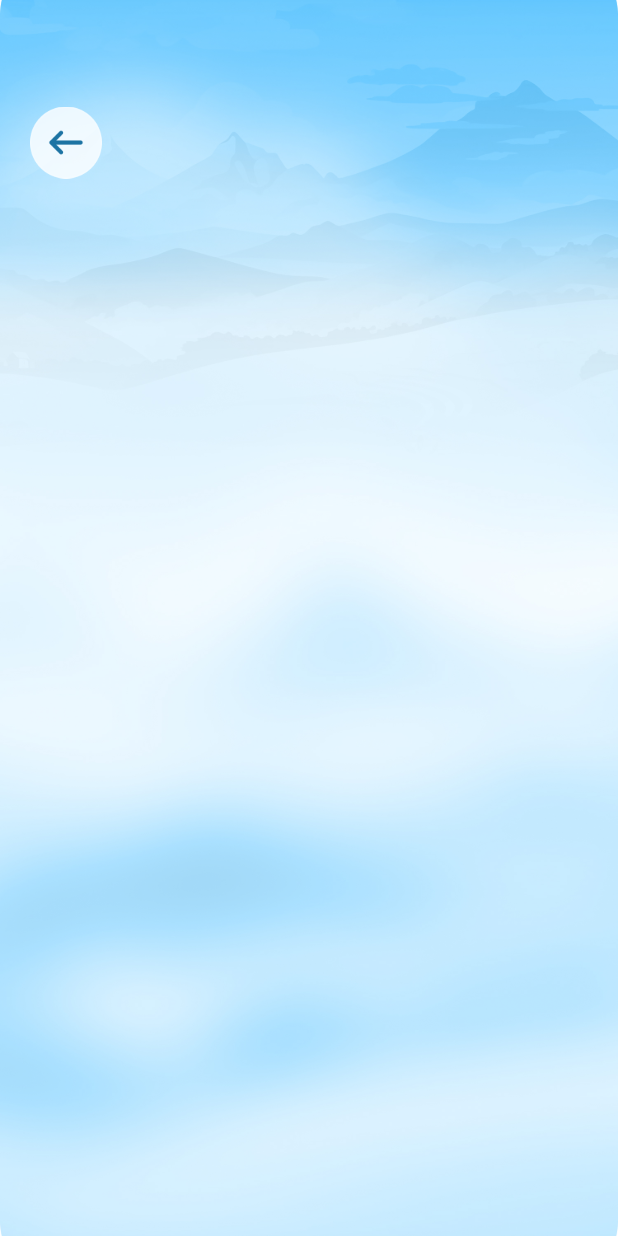
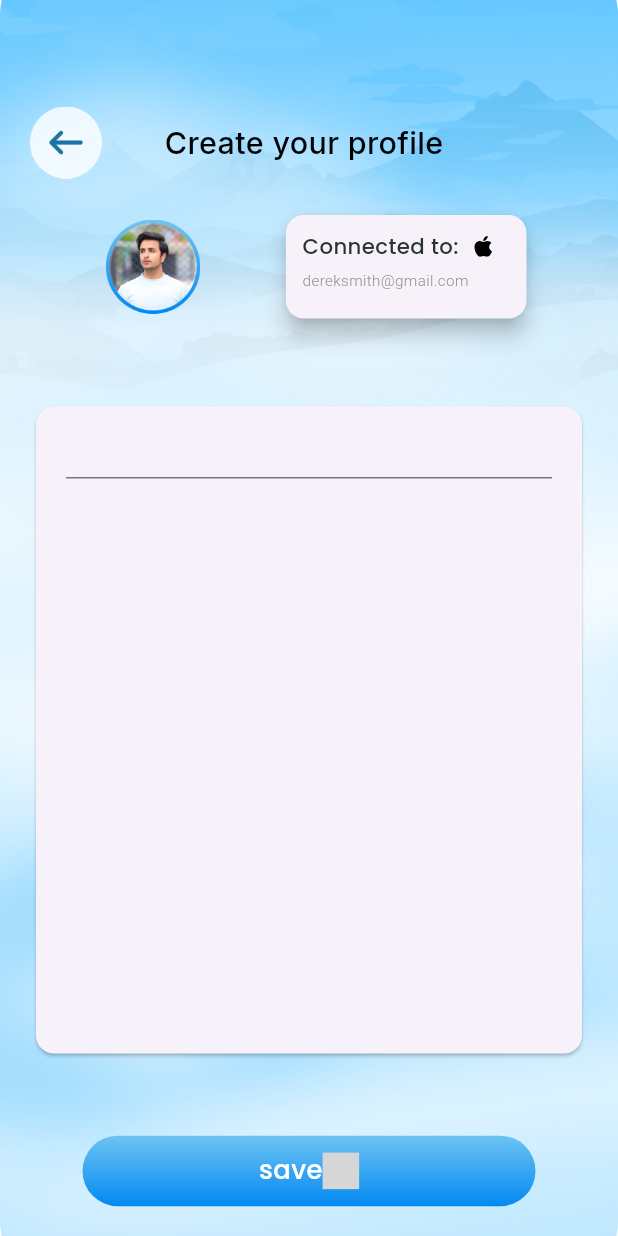
Before and after one commit to fahimmehemmod2005/Map, a Flutter app: the UserCreateView screen opened by its route, on a phone screen of 412 x 824 dp. Run offline on Flutter 3.47's test engine with Material 3 defaults, Android fonts, the phone set to English and light mode, and no system bars; our stand-ins replace flutter_screenutil, flutter_svg, get, google_fonts, pin_code_fields; grey boxes are pictures that could not be loaded.

Commit message:
start card

```diff
--- a/lib/app/modules/user_create/views/user_create_view.dart
+++ b/lib/app/modules/user_create/views/user_create_view.dart
@@ -2,11 +2,15 @@ import 'package:flutter/material.dart';
 import 'package:flutter_screenutil/flutter_screenutil.dart';
 
 import 'package:get/get.dart';
+import 'package:get/get_connect/http/src/utils/utils.dart';
 import 'package:map/app/modules/main_screen/views/widgets/custom_svg/custom_svg.dart';
 import 'package:map/common/custom_padding/padding.dart';
 import 'package:map/common/custom_scaffold/scaffold.dart';
+import 'package:map/common/widget/custom_botton/custom_elevated_button.dart';
 import 'package:map/utils/pictures/icons/icons.dart';
 import 'package:map/utils/pictures/images/images.dart';
+import 'package:map/utils/styles/styles.dart';
+import 'package:map/utils/text/text.dart';
 
 import '../controllers/user_create_controller.dart';
 
@@ -22,14 +26,99 @@ class UserCreateView extends GetView<UserCreateController> {
 
             SizedBox(height: 70.h),
 
-            //___________________back button__________________
+            //_____________ backButton and title_____________
 
-            Align(
-              alignment: Alignment.topLeft, child: GestureDetector(
-                onTap: () => Get.back(), child: Image.asset(
-                    UIcons.backButton, height: 48, width: 48),),),
+            Row(
+              children: [
+
+                //___________________back button__________________
+
+                Align(
+                  alignment: Alignment.topLeft, child: GestureDetector(
+                    onTap: () => Get.back(), child: Image.asset(
+                        UIcons.backButton, height: 48, width: 48),),),
+
+                SizedBox(width: 38.w),
+
+                //__________________ Title _________________
+
+                Text(UText.createUserTitle,style: UTextStyles.title20_500w(color: Color(0xff000000)),)
+              ],
+            ),
+
+            SizedBox(height: 20.h,),
+
+            //____________ Profile picture and Email card ____________________
+
+            Padding(
+              padding: EdgeInsets.only(left: 48.0,right: 37.0),
+              child: Row(children: [
+
+                //________________ Profile picture _______________
+
+                GestureDetector(child: Image.asset(UImages.userProfilePicture,
+                  height: 62.h,width: 62.w,),onTap: (){},),
+
+                Spacer(),
+
+                //______________ Email Card __________________
+
+                Card(
+                  elevation: 6,
+                  semanticContainer: true,
+                  child: Container(
+                    height: 68.h,
+                    width: 146.w,
+                    child: Padding(
+                      padding: const EdgeInsets.all(11.0),
+                      child: Column(crossAxisAlignment: CrossAxisAlignment.start,
+                        children: [
+                          Row(
+                            children: [
+                              Text(UText.createUserContainerTextOne,style: UTextStyles.title11_500w(color: Color(0xff273430)),),
+                              SizedBox(width: 8.w),
+                              CustomSvg(imagePath: UIcons.smApple,height: 13.85.h,width: 13.85.w,)
+                            ],
+                          ),
+                          SizedBox(height: 5.h,),
+                          Text(UText.createUserContainerEmail,style: UTextStyles.title10_500w(color: Color(0xff949494)),),
+                        ],
+                      ),
+                    ),
+                  ),
+                ),
+              ],),
+            ),
+
+            SizedBox(height: 50.h),
+
+            //___________________ Input Field Card_________________
+
+            Card(
+              semanticContainer: true,
+              child: Container(
+                height: 425.h, width: double.infinity,
+                child: Padding(padding: UPadding.screenPadding,
+                  child: Column(
+                    children: [
+                      TextFormField(
+
+                      ),
+                    ],
+                  ),
+                ),
+              ),
+            ),
+
+            SizedBox(height: 50.h),
+
+            //________________ Button __________________
 
 
+            Padding(
+              padding: EdgeInsets.symmetric(horizontal: 35.0),
+              child: CustomElevatedButton(text: UText.createUserButtonText,textStyle: UTextStyles.title17_500w(color: Color(0xffFFFFFF)) ,onPressed: (){}),
+            )
           ],
         ),
       )),
--- a/lib/utils/pictures/icons/icons.dart
+++ b/lib/utils/pictures/icons/icons.dart
@@ -6,6 +6,7 @@ class UIcons {
   static const String facebookIcon= 'assets/icons/facebook.svg';
   static const String googleIcon= 'assets/icons/google.svg';
   static const String appleIcon= 'assets/icons/apple.svg';
+  static const String emailContainer='assets/icons/connected to.svg';
 
   // Splash screen icons
   static const String backButton= 'assets/icons/Back-button.png';
@@ -21,4 +22,7 @@ class UIcons {
   static const String createAccountPrefixPassIcon ="assets/icons/lock.svg";
   static const String createAccountPrefixRePassIcon ="assets/icons/lock.svg";
   static const String createAccountSuffixVisibilityOffIcon ="assets/icons/visibility_of.svg";
+
+  //User Create
+  static const String smApple ="assets/icons/sm_apple.svg";
 }
--- a/lib/utils/pictures/images/images.dart
+++ b/lib/utils/pictures/images/images.dart
@@ -2,4 +2,5 @@ class UImages {
   UImages._();
   static const String scaffoldImage = 'assets/images/scaffold_image.jpg';
   static const String scaffoldImageSecond = 'assets/images/scaffold_image1.jpg';
+  static const String userProfilePicture = 'assets/user/profile.png';
 }
--- a/lib/utils/styles/styles.dart
+++ b/lib/utils/styles/styles.dart
@@ -13,8 +13,10 @@ class UTextStyles{
   static TextStyle title14_400w({Color? color}) => GoogleFonts.inter(fontSize: 14.sp, fontWeight: FontWeight.w400, color: color);
   static TextStyle title12_400w({Color? color}) => GoogleFonts.poppins(fontSize: 12.sp, fontWeight: FontWeight.w400, color: color);
   static TextStyle title14_500w({Color? color}) => GoogleFonts.poppins(fontSize: 14.sp, fontWeight: FontWeight.w500, color: color);
+  static TextStyle title11_500w({Color? color}) => GoogleFonts.poppins(fontSize: 14.sp, fontWeight: FontWeight.w500, color: color);
   static TextStyle title17_500w({Color? color}) => GoogleFonts.poppins(fontSize: 17.sp, fontWeight: FontWeight.w500, color: color);
   static TextStyle title20_500w({Color? color}) => GoogleFonts.inter(fontSize: 20.sp, fontWeight: FontWeight.w500, color: color);
+  static TextStyle title10_500w({Color? color}) => GoogleFonts.roboto(fontSize: 10.sp, fontWeight: FontWeight.w300, color: color);
 
 }
 
```
Also changed, not shown: assets/icons/connected to.svg (added), assets/icons/sm_apple.svg (added).
